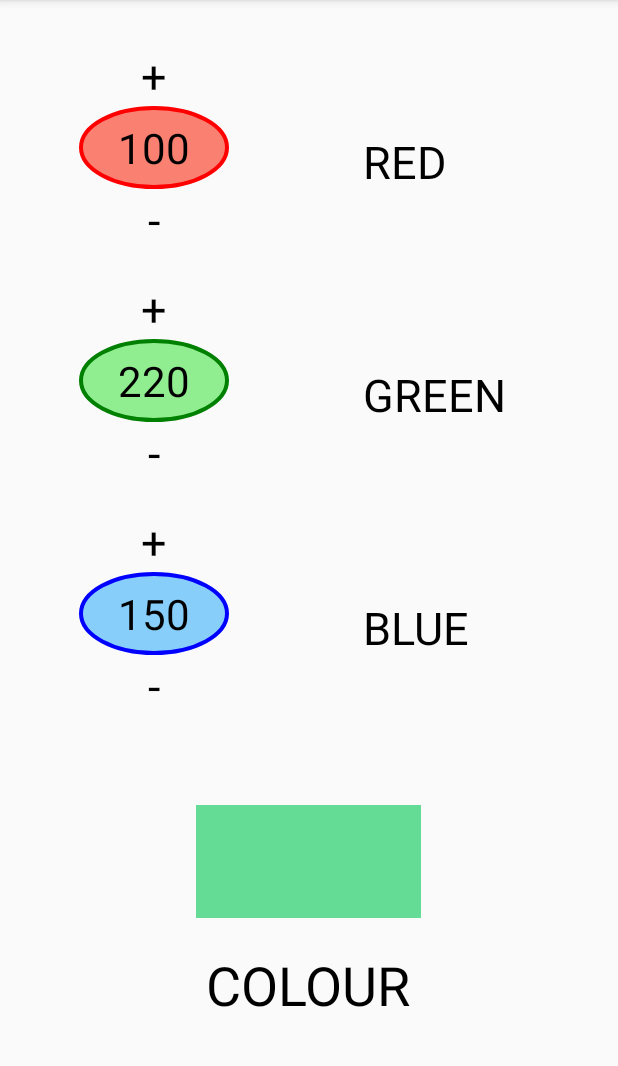
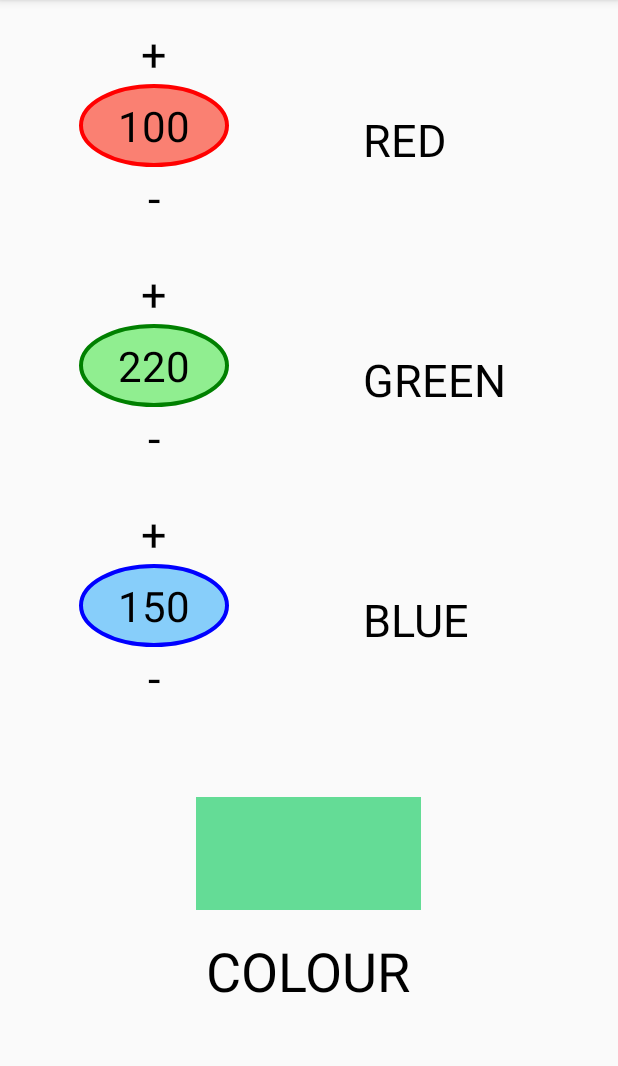
Before and after one commit to aniisunny/RGB-Coloring, an Android app: the screen it shows after launch (MainActivity), on a phone screen of 412 x 824 dp, the part 84-1150 px from its top. Run offline under Robolectric (Android 15) with nearby library versions, the light colour scheme and no system bars.

Commit message:
New version

```diff
--- a/app/src/main/java/com/example/rgbcoloring/MainActivity.java
+++ b/app/src/main/java/com/example/rgbcoloring/MainActivity.java
@@ -1,15 +1,10 @@
 package com.example.rgbcoloring;
 
 import android.graphics.Color;
-import android.graphics.drawable.ColorDrawable;
-import android.graphics.drawable.Drawable;
 import android.graphics.drawable.GradientDrawable;
-import android.graphics.drawable.ShapeDrawable;
 import android.support.v7.app.AppCompatActivity;
 import android.os.Bundle;
-import android.util.Log;
 import android.view.View;
-import android.widget.ImageView;
 import android.widget.TextView;
 
 public class MainActivity extends AppCompatActivity {
--- a/app/src/main/res/layout/activity_main.xml
+++ b/app/src/main/res/layout/activity_main.xml
@@ -4,13 +4,13 @@
     xmlns:tools="http://schemas.android.com/tools"
     android:layout_width="match_parent"
     android:layout_height="match_parent"
-    android:layout_marginTop="30dp"
+    android:layout_marginTop="15dp"
     android:orientation="vertical"
     tools:context=".MainActivity">
 
     <LinearLayout
         android:layout_width="match_parent"
-        android:layout_weight="1"
+        android:layout_weight="0.21"
         android:layout_height="0dp">
 
         <LinearLayout
@@ -24,8 +24,9 @@
                 android:layout_gravity="center"
                 android:textColor="@android:color/black"
                 android:textSize="30sp"
+                android:layout_weight="0.35"
                 android:layout_width="wrap_content"
-                android:layout_height="wrap_content"
+                android:layout_height="0dp"
                 android:text="+" />
 
             <TextView
@@ -37,7 +38,8 @@
                 android:textColor="@android:color/black"
                 android:textSize="28sp"
                 android:layout_width="wrap_content"
-                android:layout_height="wrap_content"
+                android:layout_weight="0.45"
+                android:layout_height="0dp"
                 android:inputType="number" />
 
             <TextView
@@ -46,7 +48,8 @@
                 android:textColor="@android:color/black"
                 android:textSize="30sp"
                 android:layout_width="wrap_content"
-                android:layout_height="wrap_content"
+                android:layout_weight="0.2"
+                android:layout_height="0dp"
                 android:text="-" />
 
         </LinearLayout>
@@ -65,7 +68,8 @@
     </LinearLayout>
 
     <LinearLayout
-        android:layout_weight="1"
+        android:layout_marginTop="4dp"
+        android:layout_weight="0.21"
         android:layout_width="match_parent"
         android:layout_height="0dp">
 
@@ -80,14 +84,16 @@
                 android:layout_gravity="center"
                 android:textColor="@android:color/black"
                 android:textSize="30sp"
+                android:layout_weight="0.35"
                 android:layout_width="wrap_content"
-                android:layout_height="wrap_content"
+                android:layout_height="0dp"
                 android:text="+" />
 
             <TextView
                 android:id="@+id/greenValue"
+                android:layout_weight="0.45"
                 android:layout_width="wrap_content"
-                android:layout_height="wrap_content"
+                android:layout_height="0dp"
                 android:layout_gravity="center"
                 android:background="@drawable/green_circle"
                 android:gravity="center"
@@ -101,8 +107,9 @@
                 android:layout_gravity="center"
                 android:textColor="@android:color/black"
                 android:textSize="30sp"
+                android:layout_weight="0.2"
                 android:layout_width="wrap_content"
-                android:layout_height="wrap_content"
+                android:layout_height="0dp"
                 android:text="-" />
 
         </LinearLayout>
@@ -121,7 +128,8 @@
     </LinearLayout>
 
     <LinearLayout
-        android:layout_weight="1"
+        android:layout_marginTop="4dp"
+        android:layout_weight="0.21"
         android:layout_width="match_parent"
         android:layout_height="0dp">
 
@@ -136,8 +144,9 @@
                 android:layout_gravity="center"
                 android:textColor="@android:color/black"
                 android:textSize="30sp"
+                android:layout_weight="0.35"
                 android:layout_width="wrap_content"
-                android:layout_height="wrap_content"
+                android:layout_height="0dp"
                 android:text="+" />
 
             <TextView
@@ -148,8 +157,9 @@
                 android:gravity="center"
                 android:textColor="@android:color/black"
                 android:textSize="28sp"
+                android:layout_weight="0.45"
                 android:layout_width="wrap_content"
-                android:layout_height="wrap_content"
+                android:layout_height="0dp"
                 android:inputType="number" />
 
             <TextView
@@ -158,8 +168,9 @@
                 android:textColor="@android:color/black"
                 android:textSize="30sp"
                 android:ellipsize="middle"
+                android:layout_weight="0.2"
                 android:layout_width="wrap_content"
-                android:layout_height="wrap_content"
+                android:layout_height="0dp"
                 android:text="-" />
 
         </LinearLayout>
@@ -177,9 +188,15 @@
 
     </LinearLayout>
 
+    <LinearLayout
+        android:orientation="vertical"
+        android:layout_weight="0.37"
+        android:layout_width="match_parent"
+        android:layout_height="0dp">
+
         <TextView
             android:layout_marginTop="40dp"
-        android:padding="10dp"
+            android:padding="6dp"
             android:background="@drawable/colour"
             android:id="@+id/colour"
             android:layout_gravity="center"
@@ -188,7 +205,7 @@
             android:layout_height="75dp" />
 
         <TextView
-        android:padding="20dp"
+            android:padding="16dp"
             android:textColor="@android:color/black"
             android:layout_gravity="center"
             android:textSize="36sp"
@@ -199,3 +216,5 @@
             android:layout_height="0dp" />
 
     </LinearLayout>
+
+</LinearLayout>
```
Lines whose indentation alone changed are shown as unchanged.
